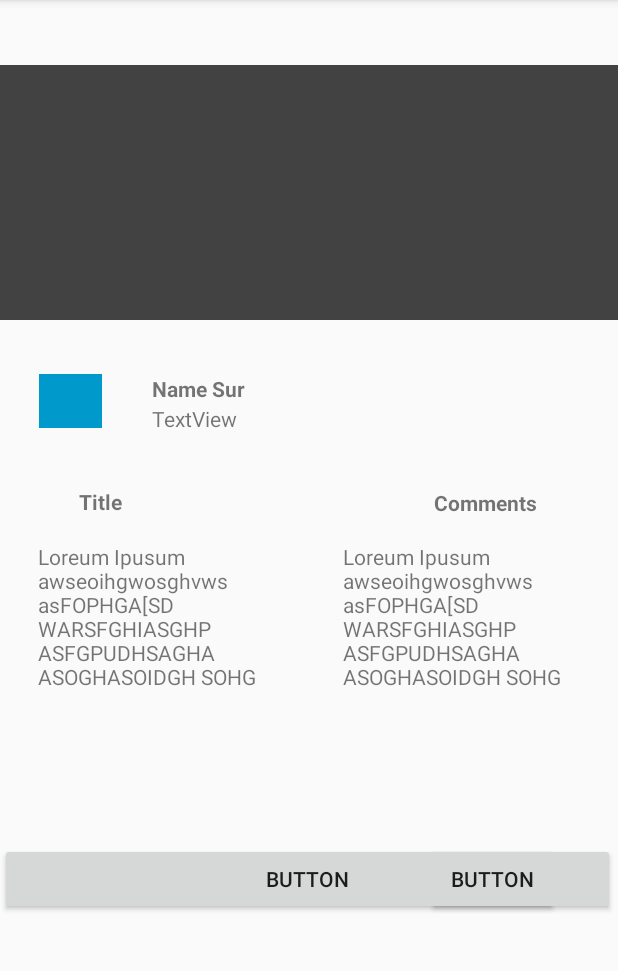
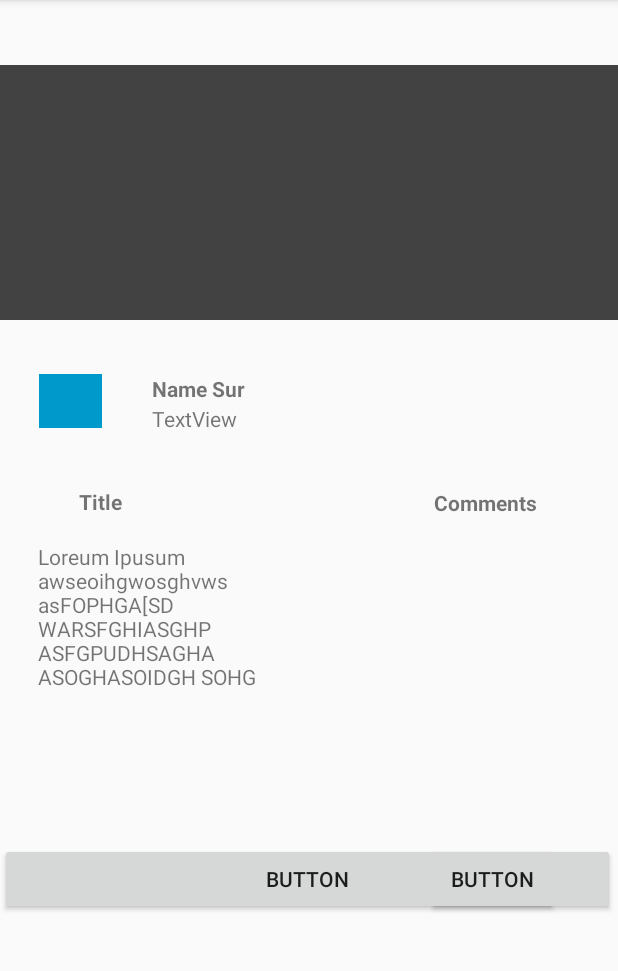
Before and after one commit to kumar245/GIt-Rebase, an Android app: the screen it shows after launch (MainActivity), on a phone screen of 412 x 824 dp, the part 84-1055 px from its top. Run offline under Robolectric (Android 15) with nearby library versions, the phone set to English and light mode, and no system bars.

Commit message:
WidthCommit

```diff
--- a/app/src/main/res/layout/activity_main.xml
+++ b/app/src/main/res/layout/activity_main.xml
@@ -105,9 +105,9 @@
 
     <TextView
         android:id="@+id/textView16"
-        android:layout_width="167dp"
-        android:layout_height="0dp"
-        android:layout_marginEnd="16dp"
+        android:layout_width="1dp"
+        android:layout_height="1dp"
+        android:layout_marginEnd="1dp"
         android:layout_marginRight="16dp"
         android:layout_marginTop="12dp"
         android:text="Loreum Ipusum awseoihgwosghvws asFOPHGA[SD WARSFGHIASGHP ASFGPUDHSAGHA ASOGHASOIDGH SOHG"
```
